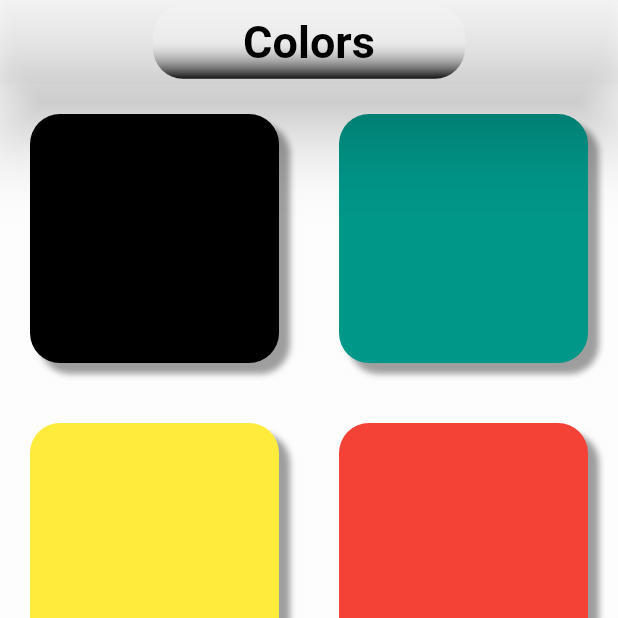
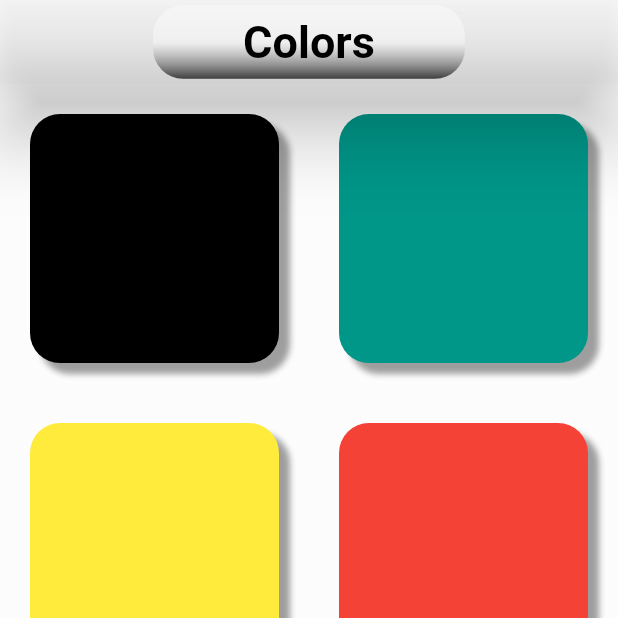
Before and after one commit to Benziane-Anis/Color-app, a Flutter app: the screen it shows after launch, on a phone screen of 412 x 824 dp, the top half of it. Run offline on Flutter 3.47's test engine with Material 2 defaults, Android fonts, the phone set to English and light mode, and no system bars.

Commit message:
final commit

```diff
--- a/lib/compenment.dart
+++ b/lib/compenment.dart
@@ -2,7 +2,7 @@
 
 import 'package:flutter/material.dart';
 
-List<Color> ColorsList=[
+List<Color>  colorsList=[
   Colors.black,
   Colors.teal,
   Colors.yellow,
--- a/lib/home_scren.dart
+++ b/lib/home_scren.dart
@@ -20,14 +20,15 @@ class _HomeScreenState extends State<HomeScreen> {
         //leading: Image.network('https://media.gq-magazine.co.uk/photos/5e8352568714920008e10d5b/4:3/w_1440,h_1080,c_limit/20200331-coffee-05.jpg'),
         title: Center(
           child: Container(
-            padding: EdgeInsets.only(top: 7,right: 60,left:60,bottom: 7 ),
+            padding: const EdgeInsets.only(top: 7,right: 60,left:60,bottom: 7 ),
               decoration:  BoxDecoration(
                 borderRadius: BorderRadius.circular(20),
                 gradient: LinearGradient(
                   begin: Alignment.bottomRight,
                       colors: [
-                        Colors.black.withOpacity(.9),
-                    Colors.white.withOpacity(.2)
+                        Colors.black.withOpacity(.7),
+                    //Colors.red.withOpacity(.9),
+                        Colors.white.withOpacity(.4)
                     ]
                 )
               ),
@@ -53,15 +54,15 @@ class _HomeScreenState extends State<HomeScreen> {
             ),
 
         child: GridView.count(crossAxisCount: 2,
-            children: ColorsList.map((coloritem) => InkWell(
+            children: colorsList.map((colorItem) => InkWell(
               onTap: () {
-                Navigator.push(context,MaterialPageRoute(builder:(context) => ColorS(coloritem),));
+                Navigator.push(context,MaterialPageRoute(builder:(context) => ColorS(colorItem),));
 
               },
               child: Container(
-                margin: EdgeInsets.all(20),
+                margin: const EdgeInsets.all(20),
                 decoration: BoxDecoration(
-                  color: coloritem,
+                  color: colorItem,
                   borderRadius: BorderRadius.circular(20),
                   boxShadow: const [
                     BoxShadow(
--- a/lib/main.dart
+++ b/lib/main.dart
@@ -1,4 +1,3 @@
-import 'package:color_app/color.dart';
 import 'package:color_app/home_scren.dart';
 import 'package:flutter/material.dart';
 
```
Also changed, not shown: lib/color.dart (+3 -4 lines), lib/p1.dart (deleted).
